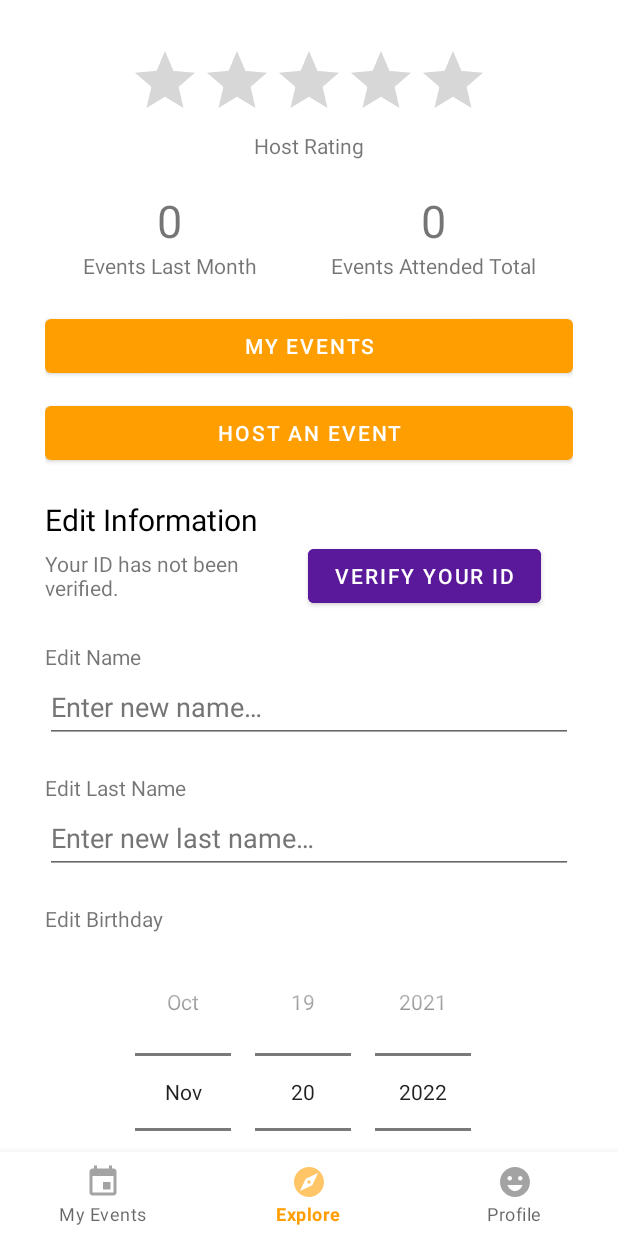
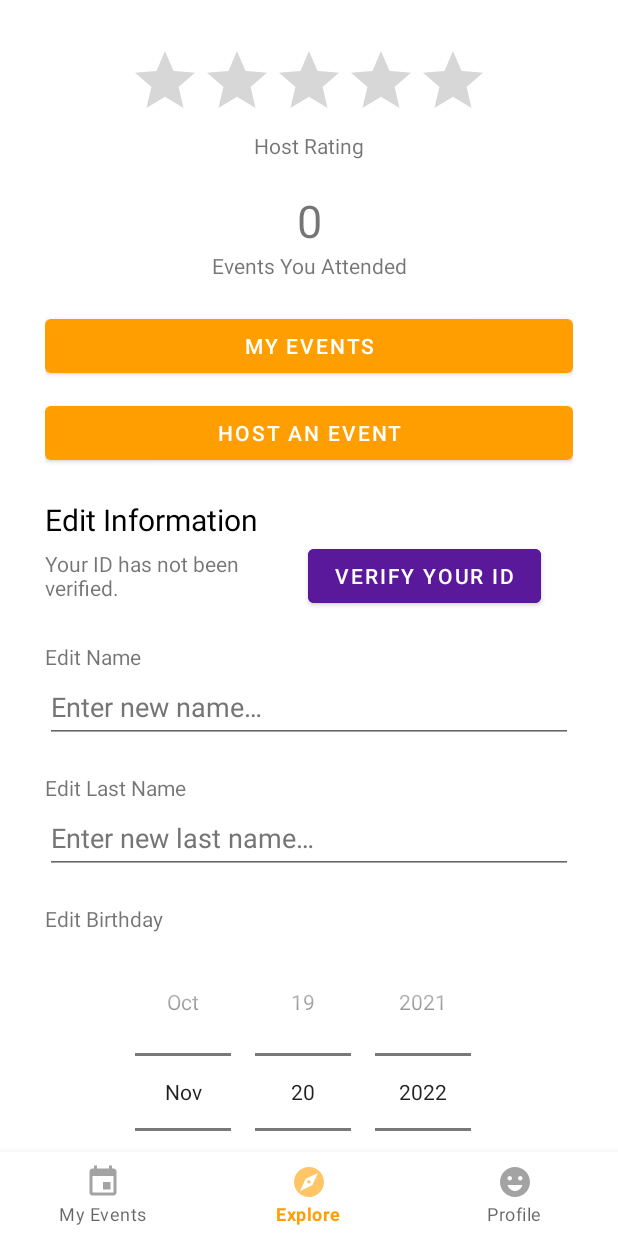
Before and after one commit to sallyklpoon/pocket-scouts, an Android app: the fragment ProfileFragment placed in its activity, on a phone screen of 412 x 824 dp. Run offline under Robolectric (Android 15) with nearby library versions, the phone set to English and light mode, and no system bars; our stand-ins replace Firebase (no records; nobody signed in at launch, a user with empty details on screens opened directly), Volley.

Commit message:
Query to fetch events attended and other additional fixes

```diff
--- a/app/src/main/res/layout/fragment_profile.xml
+++ b/app/src/main/res/layout/fragment_profile.xml
@@ -53,14 +53,6 @@
                     android:id="@+id/numEventsTotal"
                     android:layout_width="wrap_content"
                     android:layout_height="wrap_content"
-                    android:text="@string/dashboard_events_attended_total"
-                    android:textSize="30sp"
-                    android:gravity="center_horizontal" />
-
-                <TextView
-                    android:id="@+id/numEventsMonth"
-                    android:layout_width="wrap_content"
-                    android:layout_height="wrap_content"
                     android:gravity="center_horizontal"
                     android:text="@string/dashboard_events_attended_month"
                     android:textSize="30sp" />
@@ -72,13 +64,6 @@
                 android:layout_height="wrap_content"
                 android:gravity="center_horizontal">
 
-                <TextView
-                    android:id="@+id/numEventsMonthLabel"
-                    android:layout_width="wrap_content"
-                    android:layout_height="wrap_content"
-                    android:layout_weight="2"
-                    android:text="@string/dashboard_events_attended_month_label"
-                    android:gravity="center" />
                 <TextView
                     android:id="@+id/numEventsTotalLabel"
                     android:layout_width="wrap_content"
--- a/app/src/main/res/values/colors.xml
+++ b/app/src/main/res/values/colors.xml
@@ -11,4 +11,5 @@
     <color name="red_google">#e74c3c</color>
     <color name="red_light">#f8c9c4</color>
     <color name="hint_colour">#757575</color>
+    <color name="light_gray">#D3D3D3</color>
 </resources>
--- a/app/src/main/res/values/strings.xml
+++ b/app/src/main/res/values/strings.xml
@@ -36,8 +36,7 @@
 
     <string name="dashboard_events_attended_month">0</string>
     <string name="dashboard_events_attended_total">0</string>
-    <string name="dashboard_events_attended_month_label">Events Last Month</string>
-    <string name="dashboard_events_attended_total_label">Events Attended Total</string>
+    <string name="dashboard_events_attended_total_label">Events You Attended</string>
 
     <string name="dashboard_my_events_btn">My Events</string>
     <string name="dashboard_host_events_btn">Host an Event</string>
@@ -86,4 +85,5 @@
     <string name="dummy_content">DUMMY\nCONTENT</string>
 
     <string name="web_client_id">74407383316-s9qqbmlc623hfsgva8ts63u9gd9rblu1.apps.googleusercontent.com</string>
+    <string name="isVerifiedText">You have already verified your id.</string>
 </resources>
```
Also changed, not shown: app/src/main/java/com/example/termproject/ProfileFragment.java (+63 -20 lines).
